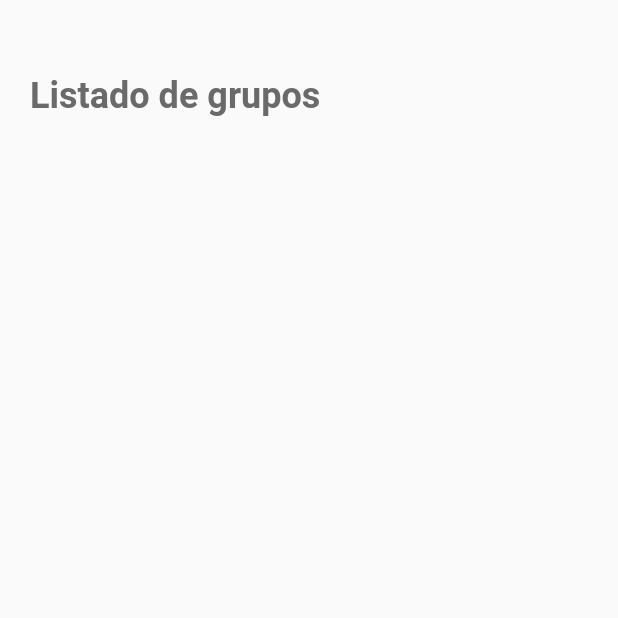
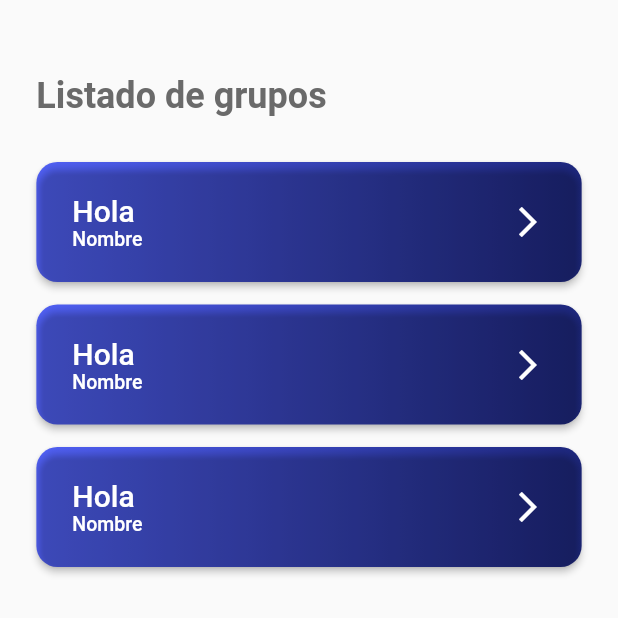
Before and after one commit to Ricarsur/ACADOCEN, a Flutter app: the GroupList screen opened directly, on a phone screen of 412 x 824 dp, the top half of it. Run offline on Flutter 3.47's test engine with Material 2 defaults, Android fonts, the phone set to English and light mode, and no system bars; our stand-ins replace flutter_spinkit, flutter_svg, get, google_fonts; missing offline and left inert: week_of_year, weekly_date_picker; project files that could hold a hidden picture were left out.

Commit message:
List group

```diff
--- a/lib/UI/pages/group_list.dart
+++ b/lib/UI/pages/group_list.dart
@@ -1,4 +1,7 @@
+import 'package:acadocen/models/group.dart';
 import 'package:flutter/material.dart';
+
+import '../../misc/colors.dart';
 
 class GroupList extends StatefulWidget {
   const GroupList({super.key});
@@ -8,19 +11,73 @@ class GroupList extends StatefulWidget {
 }
 
 class _GroupListState extends State<GroupList> {
+  final List<Group> _groupList = listGroup;
+
   @override
   Widget build(BuildContext context) {
+    var _query = MediaQuery.of(context).size.width;
     return Scaffold(
         body: SingleChildScrollView(
       child: Padding(
-        padding: EdgeInsets.only(top: 50, left: 20, right: 20),
+        padding:
+            EdgeInsets.only(top: 50, left: _query / 17, right: _query / 17),
         child: Column(
+          crossAxisAlignment: CrossAxisAlignment.start,
           children: [
             Text('Listado de grupos',
                 style: TextStyle(
                     fontSize: 24,
                     color: Color.fromARGB(255, 106, 106, 106),
                     fontWeight: FontWeight.bold)),
+            SizedBox(height: 30),
+            ListView.builder(
+                shrinkWrap: true,
+                itemCount: _groupList.length,
+                itemBuilder: (context, pos) {
+                  return Column(
+                    children: [
+                      Container(
+                        height: 80,
+                        decoration: BoxDecoration(
+                          borderRadius: BorderRadius.circular(14),
+                          gradient: LinearGradient(
+                            begin: Alignment.centerLeft,
+                            end: Alignment.centerRight,
+                            colors: [
+                              ColorsApp.gradiant1,
+                              ColorsApp.gradiant2,
+                            ],
+                          ),
+                        ),
+                        child: MaterialButton(
+                          shape: RoundedRectangleBorder(
+                              borderRadius: BorderRadius.circular(14)),
+                          color: Colors.transparent,
+                          onPressed: () {},
+                          child: Row(children: [
+                            Column(
+                              mainAxisAlignment: MainAxisAlignment.center,
+                              crossAxisAlignment: CrossAxisAlignment.start,
+                              children: [
+                                Text(
+                                  _groupList[pos].course,
+                                  style: TextStyle(
+                                      color: Colors.white, fontSize: 20),
+                                ),
+                                Text(_groupList[pos].name,
+                                    style: TextStyle(
+                                        color: Colors.white, fontSize: 13)),
+                              ],
+                            ),
+                            Spacer(),
+                            Icon(Icons.arrow_forward_ios)
+                          ]),
+                        ),
+                      ),
+                      SizedBox(height: 15)
+                    ],
+                  );
+                }),
           ],
         ),
       ),
--- a/lib/UI/widgets/button.dart
+++ b/lib/UI/widgets/button.dart
@@ -31,6 +31,8 @@ class Button extends StatelessWidget {
         ),
         child: Center(
           child: MaterialButton(
+              shape: RoundedRectangleBorder(
+                  borderRadius: BorderRadius.circular(15)),
               minWidth: MediaQuery.of(context).size.width,
               height: MediaQuery.of(context).size.height,
               child: Text(
--- /dev/null
+++ b/lib/models/group.dart
@@ -0,0 +1,15 @@
+// ignore_for_file: public_member_api_docs, sort_constructors_first
+class Group {
+  var course;
+  var name;
+  Group({
+    required this.course,
+    required this.name,
+  });
+}
+
+List<Group> listGroup = [
+  Group(course: 'Hola', name: 'Nombre'),
+  Group(course: 'Hola', name: 'Nombre'),
+  Group(course: 'Hola', name: 'Nombre')
+];
```
Also changed, not shown: lib/models/ra.dart (deleted).
